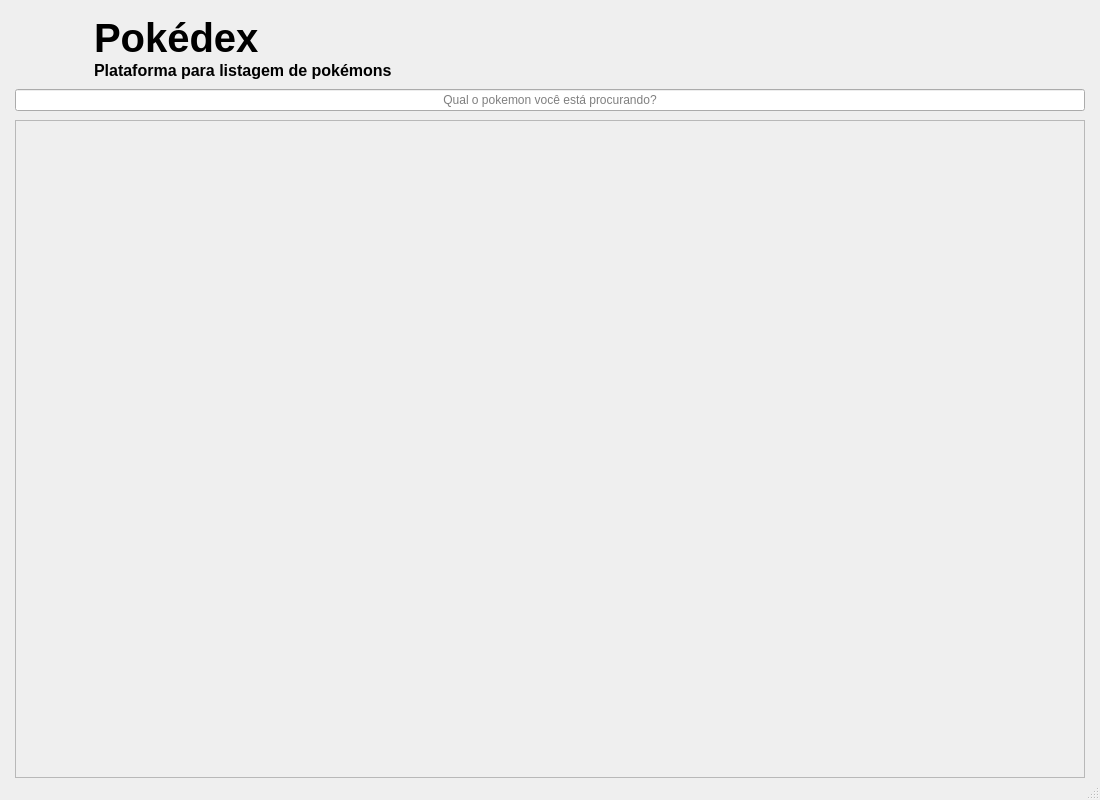
Before: the Qt Designer form view/main_window.ui in ozzysp/pokedex, drawn with Qt 5.
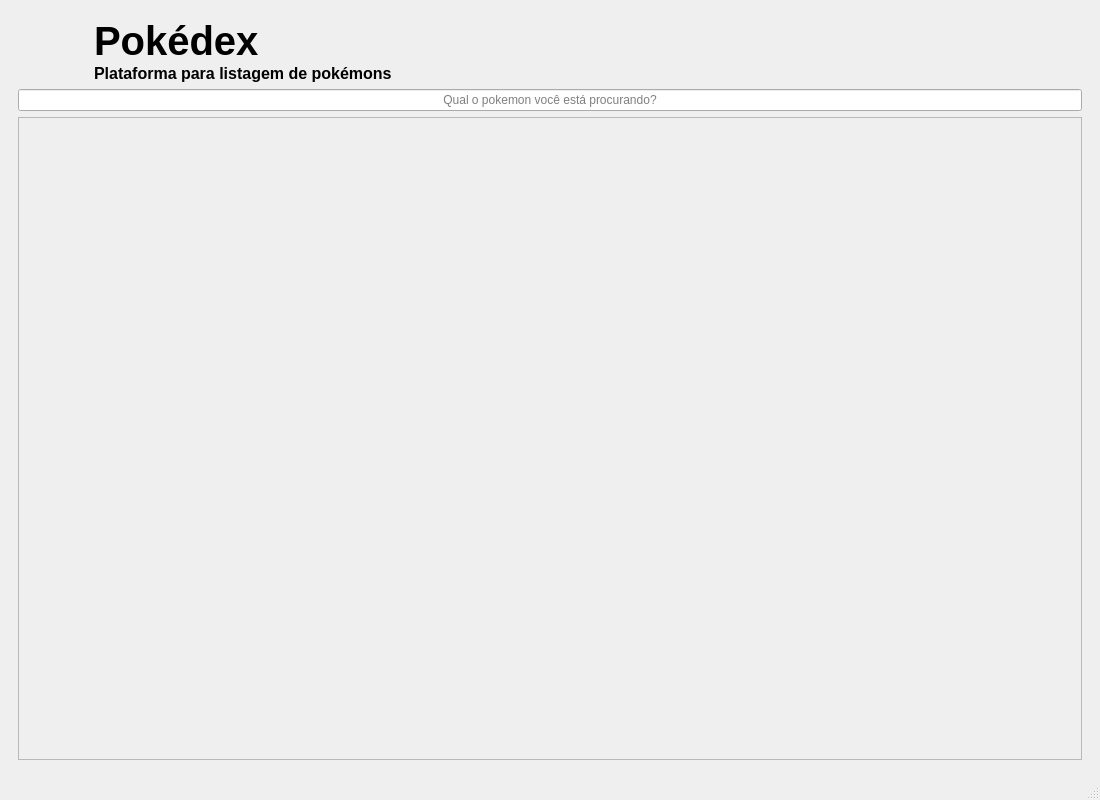
After: the same form once the commit is applied. Icons and pictures are not drawn.

The edit to the form file:
```diff
--- a/view/main_window.ui
+++ b/view/main_window.ui
@@ -26,22 +26,11 @@
    <string>Pokédex</string>
   </property>
   <widget class="QWidget" name="centralwidget">
+   <layout class="QVBoxLayout" name="verticalLayout_4">
+    <item>
+     <widget class="QStackedWidget" name="stackedWidget">
+      <widget class="QWidget" name="page">
    <layout class="QVBoxLayout" name="verticalLayout_3">
-    <property name="spacing">
-     <number>9</number>
-    </property>
-    <property name="leftMargin">
-     <number>15</number>
-    </property>
-    <property name="topMargin">
-     <number>15</number>
-    </property>
-    <property name="rightMargin">
-     <number>15</number>
-    </property>
-    <property name="bottomMargin">
-     <number>0</number>
-    </property>
     <item>
      <layout class="QHBoxLayout" name="horizontalLayout">
       <item>
@@ -146,7 +135,7 @@
         <rect>
          <x>0</x>
          <y>0</y>
-         <width>1068</width>
+             <width>1062</width>
          <height>20</height>
         </rect>
        </property>
@@ -159,6 +148,10 @@
        <layout class="QVBoxLayout" name="verticalLayout_2">
         <item>
          <layout class="QGridLayout" name="layout_pokemons"/>
+            </item>
+           </layout>
+          </widget>
+         </widget>
         </item>
        </layout>
       </widget>
```
Lines whose indentation alone changed are shown as unchanged.
